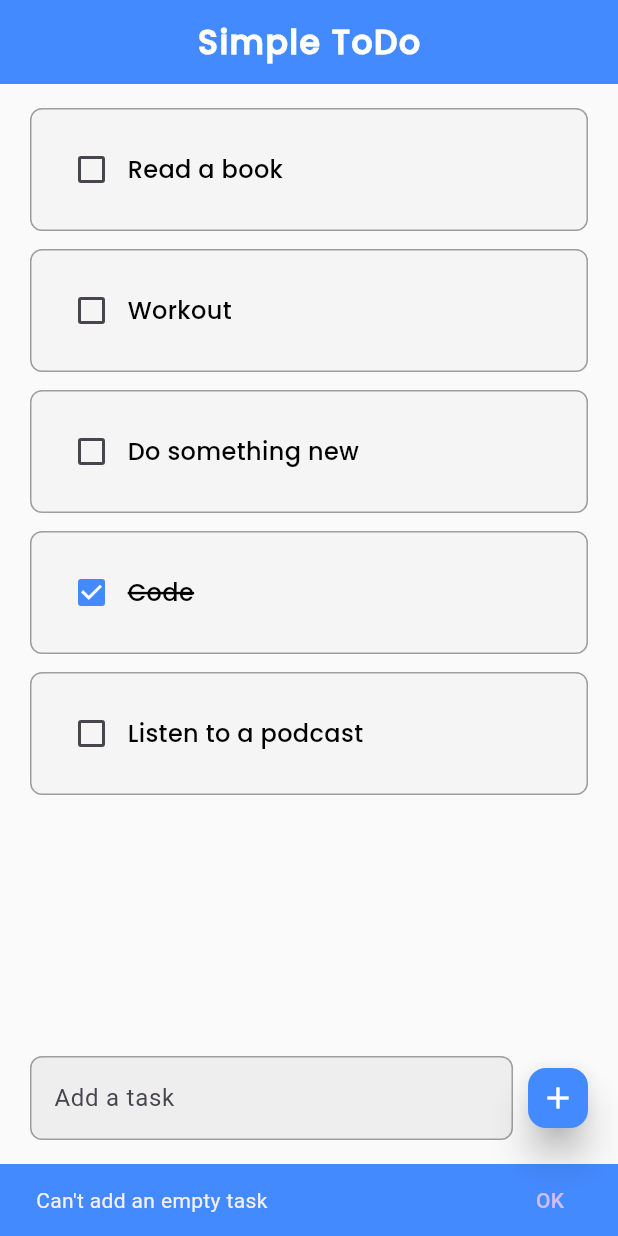
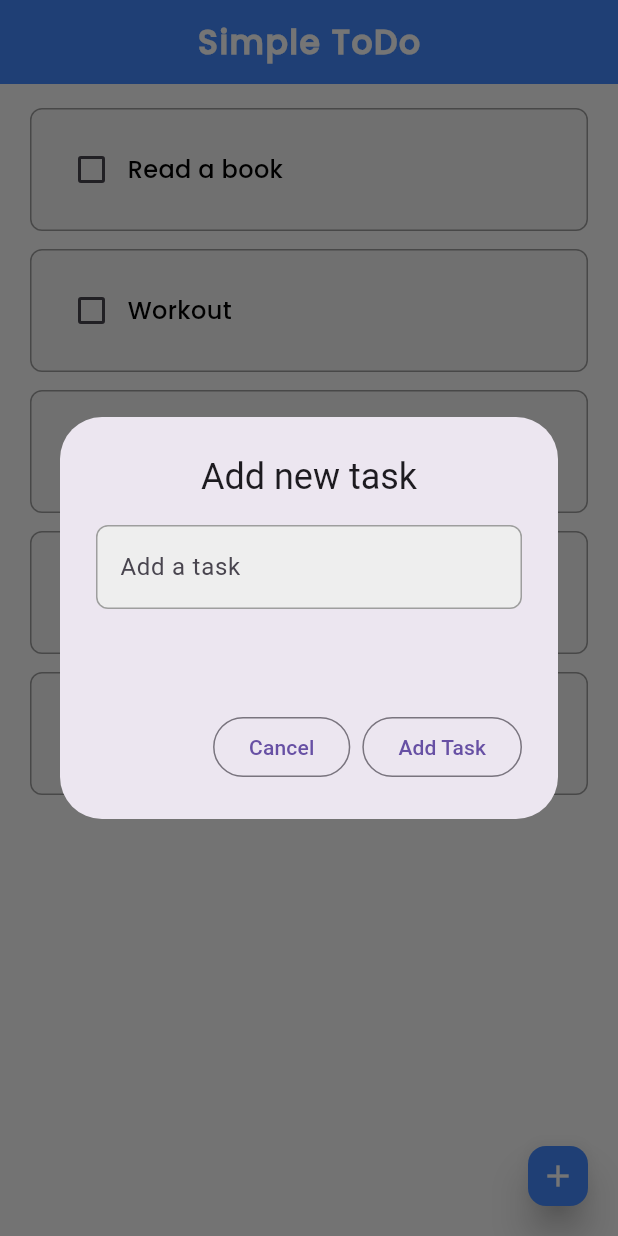
Before and after one commit to AmoahEmmanuelLarbi/simple_todo_app, a Flutter app: the screen it shows after launch, after a tap on the "add" icon, on a phone screen of 412 x 824 dp. Run offline on Flutter 3.47's test engine with Material 3 defaults, Android fonts, the phone set to English and light mode, and no system bars.

Commit message:
new-update

```diff
--- a/lib/pages/home_page.dart
+++ b/lib/pages/home_page.dart
@@ -16,6 +16,9 @@ class _HomePageState extends State<HomePage> {
     ['Code', true],
     ['Listen to a podcast', false]
   ];
+
+// create a global form key
+  final _formKey = GlobalKey<FormState>();
 
   TextEditingController taskController = TextEditingController();
 // function to change state of checkbox
@@ -54,6 +57,69 @@ class _HomePageState extends State<HomePage> {
       );
       ScaffoldMessenger.of(context).showSnackBar(snackBar);
     }
+  }
+
+  // a function to show an alert dialog box
+  void _openDialog() {
+    showDialog(
+        context: context,
+        builder: (context) {
+          return AlertDialog(
+            title: const Center(child: Text('Add new task')),
+            content: SizedBox(
+              width: 300,
+              height: 100,
+              child: Form(
+                key: _formKey,
+                child: TextFormField(
+                  controller: taskController,
+                  expands: false,
+                  decoration: InputDecoration(
+                    filled: true,
+                    fillColor: Colors.grey[200],
+                    enabledBorder: OutlineInputBorder(
+                      borderSide: const BorderSide(color: Colors.grey),
+                      borderRadius: BorderRadius.circular(8),
+                    ),
+                    focusedBorder: OutlineInputBorder(
+                        borderSide: const BorderSide(color: Colors.grey),
+                        borderRadius: BorderRadius.circular(8)
+                        //borderRadius: BorderRadius.circular(45),
+                        ),
+                    hintText: 'Add a task',
+                    border: const OutlineInputBorder(),
+                  ),
+                  validator: (value) {
+                    if (value == null || value.isEmpty) {
+                      return 'Can\'t add an empty task';
+                    }
+                    return null;
+                  },
+                ),
+              ),
+            ),
+            actions: [
+              // cancel
+              OutlinedButton(
+                onPressed: () {
+                  // clear text enter into textfield
+                  taskController.clear();
+                  Navigator.pop(context);
+                },
+                child: const Text('Cancel'),
+              ),
+
+              // add task
+              OutlinedButton(
+                onPressed: () {
+                  // add new task
+                  addTask();
+                },
+                child: const Text('Add Task'),
+              )
+            ],
+          );
+        });
   }
 
   @override
@@ -97,36 +163,38 @@ class _HomePageState extends State<HomePage> {
       floatingActionButton: Padding(
         padding: const EdgeInsets.only(left: 20),
         child: Align(
-          alignment: Alignment.bottomCenter,
-          child: Row(
-            children: [
-              // textfield for input
-              Expanded(
-                  child: Padding(
-                padding: const EdgeInsets.only(left: 16),
-                child: TextField(
-                  controller: taskController,
-                  decoration: InputDecoration(
-                    filled: true,
-                    fillColor: Colors.grey[200],
-                    enabledBorder: OutlineInputBorder(
-                      borderSide: const BorderSide(color: Colors.grey),
-                      borderRadius: BorderRadius.circular(8),
-                    ),
-                    focusedBorder: OutlineInputBorder(
-                        borderSide: const BorderSide(color: Colors.grey),
-                        borderRadius: BorderRadius.circular(8)
-                        //borderRadius: BorderRadius.circular(45),
-                        ),
-                    hintText: 'Add a task',
-                    border: const OutlineInputBorder(),
-                  ),
-                ),
-              )),
-              const SizedBox(width: 6),
+          alignment: Alignment.bottomRight,
+          child:
+              //Row(
+              //   children: [
+              //     // textfield for input
+              //     Expanded(
+              //         child: Padding(
+              //       padding: const EdgeInsets.only(left: 16),
+              //       child: TextField(
+              //         controller: taskController,
+              //         decoration: InputDecoration(
+              //           filled: true,
+              //           fillColor: Colors.grey[200],
+              //           enabledBorder: OutlineInputBorder(
+              //             borderSide: const BorderSide(color: Colors.grey),
+              //             borderRadius: BorderRadius.circular(8),
+              //           ),
+              //           focusedBorder: OutlineInputBorder(
+              //               borderSide: const BorderSide(color: Colors.grey),
+              //               borderRadius: BorderRadius.circular(8)
+              //               //borderRadius: BorderRadius.circular(45),
+              //               ),
+              //           hintText: 'Add a task',
+              //           border: const OutlineInputBorder(),
+              //         ),
+              //       ),
+              //     )),
+              //     const SizedBox(width: 6),
               FloatingActionButton(
             onPressed: () {
-                  addTask();
+              //addTask();
+              _openDialog();
             },
             elevation: 10,
             backgroundColor: Colors.blueAccent,
@@ -137,10 +205,10 @@ class _HomePageState extends State<HomePage> {
             ),
             child: const Icon(Icons.add),
           ),
-            ],
+          //],
         ),
       ),
-      ),
+      // ),
     );
   }
 }
```
Lines whose indentation alone changed are shown as unchanged.
